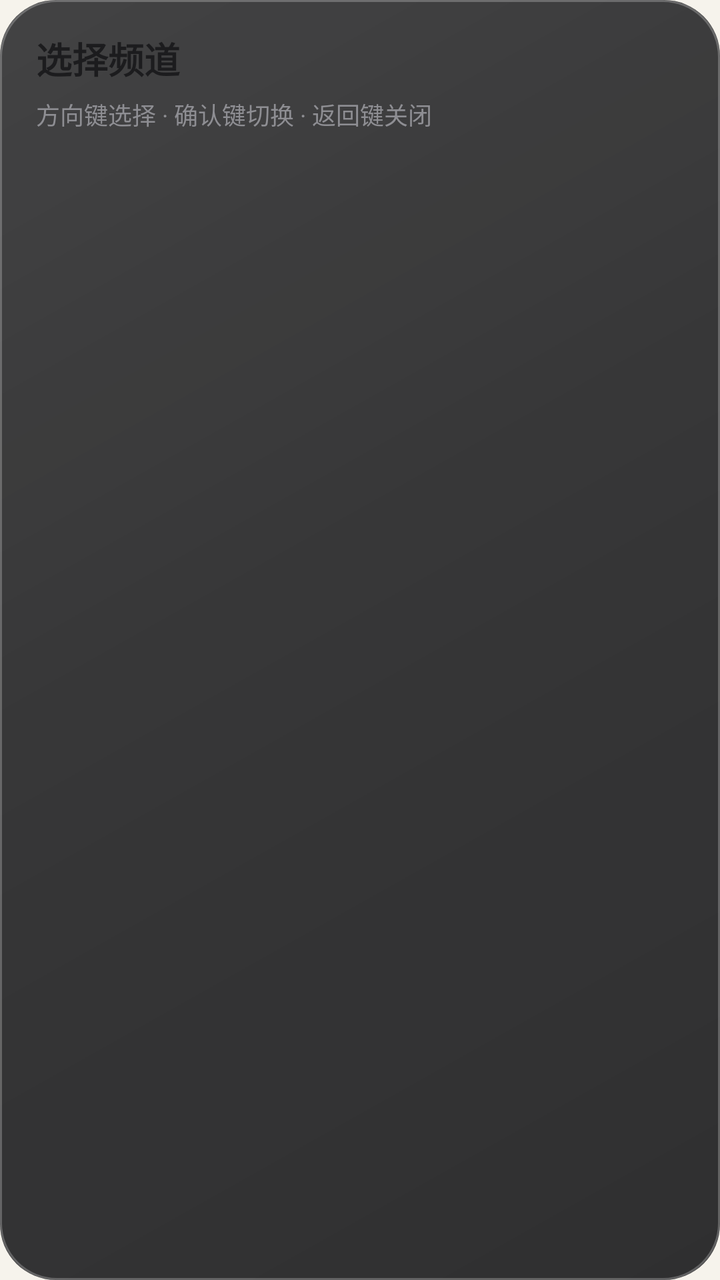
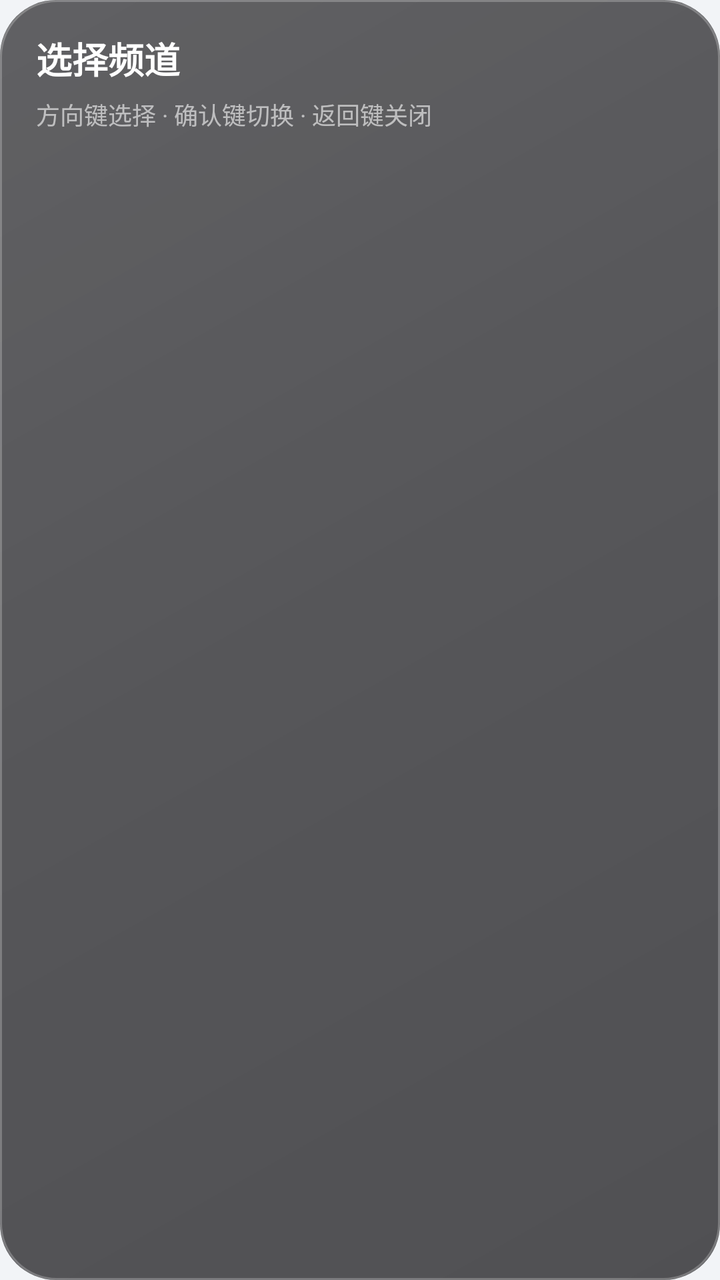

Screens rendered from an Android XML layout before and after an edit, with the pre-edit source and the edit as a unified diff.
<!-- AndroidManifest.xml: application theme Theme.IPTVPlayer -->
<!-- res/layout/dialog_channel_picker.xml -->
<?xml version="1.0" encoding="utf-8"?>
<LinearLayout xmlns:android="http://schemas.android.com/apk/res/android"
    android:layout_width="match_parent"
    android:layout_height="match_parent"
    android:orientation="vertical"
    android:background="@drawable/bg_picker_glass"
    android:paddingStart="18dp"
    android:paddingEnd="18dp"
    android:paddingTop="16dp"
    android:paddingBottom="16dp">

    <LinearLayout
        android:layout_width="match_parent"
        android:layout_height="wrap_content"
        android:orientation="horizontal"
        android:gravity="center_vertical">

        <TextView
            android:layout_width="wrap_content"
            android:layout_height="wrap_content"
            android:text="@string/picker_title"
            android:textSize="@dimen/section_title"
            android:textStyle="bold"
            android:textColor="@color/text_primary" />

        <TextView
            android:id="@+id/tvPickerGroup"
            android:layout_width="0dp"
            android:layout_height="wrap_content"
            android:layout_weight="1"
            android:minWidth="0dp"
            android:layout_marginStart="10dp"
            android:text=""
            android:textSize="@dimen/card_meta"
            android:textColor="@color/text_secondary"
            android:maxLines="1"
            android:ellipsize="end" />
    </LinearLayout>

    <TextView
        android:layout_width="match_parent"
        android:layout_height="wrap_content"
        android:layout_marginTop="6dp"
        android:layout_marginBottom="10dp"
        android:text="@string/picker_hint"
        android:textSize="12sp"
        android:textColor="@color/text_hint" />

    <androidx.recyclerview.widget.RecyclerView
        android:id="@+id/rvPicker"
        android:layout_width="match_parent"
        android:layout_height="0dp"
        android:layout_weight="1"
        android:clipToPadding="false"
        android:paddingBottom="4dp" />
</LinearLayout>
<!-- resources referenced by this layout -->
<resources>
  <color name="text_hint">#FF8E8E93</color>
  <color name="text_primary">#FF1C1C1E</color>
  <color name="text_secondary">#FF6E6E73</color>
  <dimen name="card_meta">12sp</dimen>
  <dimen name="section_title">18sp</dimen>
  <!-- drawable bg_picker_glass (drawable) -->
  <?xml version="1.0" encoding="utf-8"?>
  <layer-list xmlns:android="http://schemas.android.com/apk/res/android">
  
      
      <item>
          <shape android:shape="rectangle">
              <solid android:color="#E61A1A1C" />
              <corners android:radius="28dp" />
          </shape>
      </item>
  
      
      <item>
          <shape android:shape="rectangle">
              <gradient
                  android:angle="315"
                  android:centerColor="#08FFFFFF"
                  android:endColor="#00FFFFFF"
                  android:startColor="#18FFFFFF"
                  android:type="linear" />
              <corners android:radius="28dp" />
          </shape>
      </item>
  
      
      <item>
          <shape android:shape="rectangle">
              <solid android:color="#00000000" />
              <stroke
                  android:width="1dp"
                  android:color="#3DFFFFFF" />
              <corners android:radius="28dp" />
          </shape>
      </item>
  </layer-list>
  <string name="picker_hint">方向键选择 · 确认键切换 · 返回键关闭</string>
  <string name="picker_title">选择频道</string>
  <style name="Theme.IPTVPlayer" parent="Theme.MaterialComponents.NoActionBar">
          <item name="colorPrimary">@color/primary</item>
          <item name="colorPrimaryDark">@color/background</item>
          <item name="colorAccent">@color/accent</item>
          <item name="colorSecondary">@color/accent</item>
          <item name="android:windowBackground">@color/background</item>
          <item name="android:textColorPrimary">@color/text_primary</item>
          <item name="android:textColorSecondary">@color/text_secondary</item>
          <item name="android:textColorHint">@color/text_hint</item>
          <item name="android:windowNoTitle">true</item>
          <item name="android:windowFullscreen">false</item>
  
          
          <item name="alertDialogTheme">@style/Theme.IPTVPlayer.Dialog</item>
          <item name="materialAlertDialogTheme">@style/Theme.IPTVPlayer.Dialog</item>
      </style>
  <color name="primary">#FF007AFF</color>
  <color name="background">#FFF6F3EC</color>
  <color name="accent">#FF007AFF</color>
  <style name="Theme.IPTVPlayer.Dialog" parent="ThemeOverlay.MaterialComponents.Dialog.Alert">
          <item name="colorSurface">@color/surface</item>
          <item name="colorOnSurface">@color/text_primary</item>
          <item name="colorPrimary">@color/primary</item>
          <item name="colorAccent">@color/primary</item>
          <item name="android:textColorPrimary">@color/text_primary</item>
          <item name="android:textColorSecondary">@color/text_secondary</item>
          <item name="android:textColorHint">@color/text_hint</item>
          <item name="android:windowBackground">@drawable/bg_dialog_dark</item>
          <item name="buttonBarPositiveButtonStyle">@style/DialogButton</item>
          <item name="buttonBarNegativeButtonStyle">@style/DialogButton</item>
          <item name="buttonBarNeutralButtonStyle">@style/DialogButton</item>
      </style>
  <color name="surface">#FFFFFDF8</color>
  <!-- drawable bg_dialog_dark (drawable) -->
  <?xml version="1.0" encoding="utf-8"?>
  <shape xmlns:android="http://schemas.android.com/apk/res/android"
      android:shape="rectangle">
      <solid android:color="#FFFFFDF8" />
      <corners android:radius="28dp" />
      <stroke
          android:width="1dp"
          android:color="#1A3A3528" />
  </shape>
  <style name="DialogButton" parent="Widget.MaterialComponents.Button.TextButton.Dialog">
          <item name="android:textColor">@color/primary</item>
          <item name="android:textSize">15sp</item>
      </style>
</resources>

<!-- the commit's change to res/layout/dialog_channel_picker.xml (unified diff, before → after) -->
@@ -21,7 +21,7 @@
             android:text="@string/picker_title"
             android:textSize="@dimen/section_title"
             android:textStyle="bold"
-            android:textColor="@color/text_primary" />
+            android:textColor="#FFFFFFFF" />
 
         <TextView
             android:id="@+id/tvPickerGroup"
@@ -32,7 +32,7 @@
             android:layout_marginStart="10dp"
             android:text=""
             android:textSize="@dimen/card_meta"
-            android:textColor="@color/text_secondary"
+            android:textColor="#CCFFFFFF"
             android:maxLines="1"
             android:ellipsize="end" />
     </LinearLayout>
@@ -44,7 +44,7 @@
         android:layout_marginBottom="10dp"
         android:text="@string/picker_hint"
         android:textSize="12sp"
-        android:textColor="@color/text_hint" />
+        android:textColor="#99FFFFFF" />
 
     <androidx.recyclerview.widget.RecyclerView
         android:id="@+id/rvPicker"
<!-- resource entries referenced after the edit -->
@@ -12,7 +12,7 @@
       
       <item>
           <shape android:shape="rectangle">
-              <solid android:color="#E61A1A1C" />
+              <solid android:color="#BF1A1A1C" />
               <corners android:radius="28dp" />
           </shape>
       </item>
@@ -60,7 +60,7 @@
           <item name="materialAlertDialogTheme">@style/Theme.IPTVPlayer.Dialog</item>
       </style>
   <color name="primary">#FF007AFF</color>
-  <color name="background">#FFF6F3EC</color>
+  <color name="background">#FFF2F4F7</color>
   <color name="accent">#FF007AFF</color>
   <style name="Theme.IPTVPlayer.Dialog" parent="ThemeOverlay.MaterialComponents.Dialog.Alert">
           <item name="colorSurface">@color/surface</item>
@@ -75,16 +75,16 @@
           <item name="buttonBarNegativeButtonStyle">@style/DialogButton</item>
           <item name="buttonBarNeutralButtonStyle">@style/DialogButton</item>
       </style>
-  <color name="surface">#FFFFFDF8</color>
+  <color name="surface">#FFFFFFFF</color>
   <!-- drawable bg_dialog_dark (drawable) -->
   <?xml version="1.0" encoding="utf-8"?>
   <shape xmlns:android="http://schemas.android.com/apk/res/android"
       android:shape="rectangle">
-      <solid android:color="#FFFFFDF8" />
+      <solid android:color="#FFFFFFFF" />
       <corners android:radius="28dp" />
       <stroke
           android:width="1dp"
-          android:color="#1A3A3528" />
+          android:color="#1A2C3440" />
   </shape>
   <style name="DialogButton" parent="Widget.MaterialComponents.Button.TextButton.Dialog">
           <item name="android:textColor">@color/primary</item>
